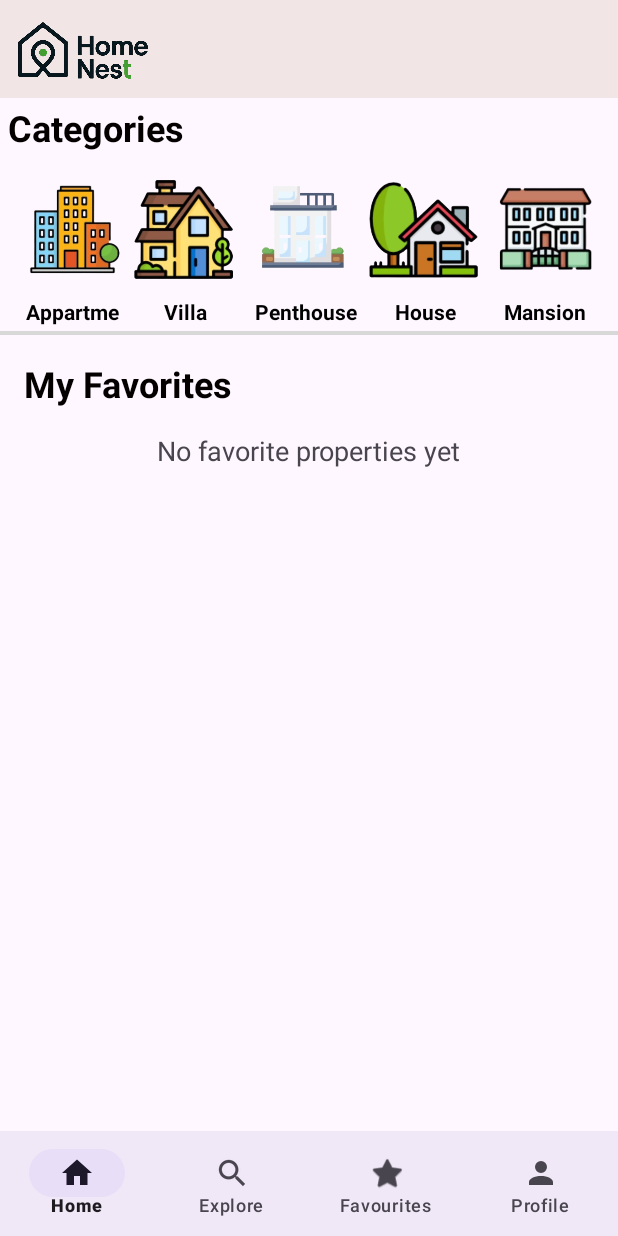
After one commit to Hadi-001/mobile_project_frontend, an Android app: the MyFavoriteActivity screen opened directly, with no data from a screen before it, on a phone screen of 412 x 824 dp. The commit adds this screen. Run offline under Robolectric (Android 15) with nearby library versions, the phone set to English and light mode, and no system bars; our stand-ins replace Volley; network calls fail; pictures from the network do not load.

Commit message:
Implement favorites functionality with MyFavoriteActivity
- Created MyFavoriteActivity to display user's favorite properties
- Fixed PropertyVerticalAdapter to properly bind all property data
- Added proper view holders for all property information
- Implemented fixed bottom navigation bar
- Added empty state handling for no favorites
- Improved price formatting in property items

The activity now correctly displays all property details including:
- Property type, city, and street
- Bedroom and bathroom counts
- Formatted price
- Property images

```diff
--- /dev/null
+++ b/app/src/main/java/com/example/mobile_project_frontend/MyFavoriteActivity.java
@@ -0,0 +1,145 @@
+package com.example.mobile_project_frontend;
+
+import android.os.Bundle;
+import android.view.View;
+import android.widget.TextView;
+import android.widget.Toast;
+
+import androidx.appcompat.app.AppCompatActivity;
+import androidx.recyclerview.widget.LinearLayoutManager;
+import androidx.recyclerview.widget.RecyclerView;
+
+import com.android.volley.Request;
+import com.android.volley.RequestQueue;
+import com.android.volley.Response;
+import com.android.volley.VolleyError;
+import com.android.volley.toolbox.JsonObjectRequest;
+import com.android.volley.toolbox.Volley;
+
+import org.json.JSONArray;
+import org.json.JSONException;
+import org.json.JSONObject;
+
+import java.util.ArrayList;
+import java.util.List;
+
+public class MyFavoriteActivity extends AppCompatActivity {
+
+    private RecyclerView favoritesRecyclerView;
+    private PropertyVerticalAdapter adapter;
+    private List<PropertyItem> favoriteProperties;
+    private RequestQueue requestQueue;
+    private User user;
+    private TextView emptyView;
+
+    @Override
+    protected void onCreate(Bundle savedInstanceState) {
+        super.onCreate(savedInstanceState);
+        setContentView(R.layout.activity_my_favorite);
+
+        // Initialize views
+        favoritesRecyclerView = findViewById(R.id.MyFavoritesRecycleView);
+        emptyView = findViewById(R.id.emptyView);
+
+        // Setup RecyclerView
+        favoritesRecyclerView.setLayoutManager(new LinearLayoutManager(this));
+
+        // Initialize list and adapter
+        favoriteProperties = new ArrayList<>();
+        adapter = new PropertyVerticalAdapter(favoriteProperties, this);
+        favoritesRecyclerView.setAdapter(adapter);
+
+        // Initialize Volley request queue
+        requestQueue = Volley.newRequestQueue(this);
+
+        // Get current user
+        user = new User(this);
+
+        // Load favorite properties
+        loadFavoriteProperties();
+    }
+
+    private void loadFavoriteProperties() {
+        if (user.getUserId() <= 0) {
+            Toast.makeText(this, "Please login to view favorites", Toast.LENGTH_SHORT).show();
+            finish();
+            return;
+        }
+
+        String url = "http://10.0.2.2/mobile_project_backend/get_favorites.php?user_id=" + user.getUserId();
+
+        JsonObjectRequest jsonObjectRequest = new JsonObjectRequest(
+                Request.Method.GET, url, null,
+                new Response.Listener<JSONObject>() {
+                    @Override
+                    public void onResponse(JSONObject response) {
+                        try {
+                            boolean success = response.getBoolean("success");
+                            if (success) {
+                                JSONArray favoritesArray = response.getJSONArray("favorites");
+                                favoriteProperties.clear();
+
+                                for (int i = 0; i < favoritesArray.length(); i++) {
+                                    JSONObject propertyJson = favoritesArray.getJSONObject(i);
+
+                                    PropertyItem property = new PropertyItem(
+                                            propertyJson.getInt("estate_id"),
+                                            propertyJson.getString("type"),
+                                            propertyJson.getInt("beds"),
+                                            propertyJson.getInt("baths"),
+                                            propertyJson.getDouble("price"),
+                                            propertyJson.getString("city"),
+                                            propertyJson.getString("street"),
+                                            propertyJson.getString("image_link"),
+                                            0, // views
+                                            propertyJson.getDouble("area"),
+                                            propertyJson.getString("description"),
+                                            propertyJson.getString("date_built"),
+                                            0, // owner_id
+                                            "", // post_date
+                                            true // isFavorite
+                                    );
+
+                                    favoriteProperties.add(property);
+                                }
+
+                                if (favoriteProperties.isEmpty()) {
+                                    emptyView.setVisibility(View.VISIBLE);
+                                    favoritesRecyclerView.setVisibility(View.GONE);
+                                } else {
+                                    emptyView.setVisibility(View.GONE);
+                                    favoritesRecyclerView.setVisibility(View.VISIBLE);
+                                    adapter.notifyDataSetChanged();
+                                }
+                            } else {
+                                String message = response.getString("message");
+                                Toast.makeText(MyFavoriteActivity.this, message, Toast.LENGTH_SHORT).show();
+                                emptyView.setVisibility(View.VISIBLE);
+                                favoritesRecyclerView.setVisibility(View.GONE);
+                            }
+                        } catch (JSONException e) {
+                            e.printStackTrace();
+                            Toast.makeText(MyFavoriteActivity.this, "Error parsing data", Toast.LENGTH_SHORT).show();
+                        }
+                    }
+                },
+                new Response.ErrorListener() {
+                    @Override
+                    public void onErrorResponse(VolleyError error) {
+                        error.printStackTrace();
+                        Toast.makeText(MyFavoriteActivity.this, "Error loading favorites", Toast.LENGTH_SHORT).show();
+                        emptyView.setVisibility(View.VISIBLE);
+                        favoritesRecyclerView.setVisibility(View.GONE);
+                    }
+                });
+
+        requestQueue.add(jsonObjectRequest);
+    }
+
+    @Override
+    protected void onResume() {
+        super.onResume();
+        // Refresh favorites when returning to this activity
+        loadFavoriteProperties();
+    }
+}
--- a/app/src/main/java/com/example/mobile_project_frontend/PropertyVerticalAdapter.java
+++ b/app/src/main/java/com/example/mobile_project_frontend/PropertyVerticalAdapter.java
@@ -1,6 +1,5 @@
 package com.example.mobile_project_frontend;
 
-import android.app.Activity;
 import android.content.Context;
 import android.content.Intent;
 import android.view.LayoutInflater;
@@ -48,11 +47,15 @@ public class PropertyVerticalAdapter extends RecyclerView.Adapter<PropertyVertic
     public void onBindViewHolder(@NonNull ViewHolder holder, int position) {
         PropertyItem item = itemList.get(position);
 
-        // Bind data to views
+        // Bind all data to views
         holder.titleTextView.setText(item.getType());
-        // Add other view bindings as needed
+        holder.propertyTitleTextView.setText(item.getType());
+        holder.locationTextView.setText(item.getCity() + ", " + item.getStreet());
+        holder.bedroomCountTextView.setText(String.valueOf(item.getBeds()));
+        holder.bathroomCountTextView.setText(String.valueOf(item.getBaths()));
+        holder.priceTextView.setText("$" + String.format("%,.0f", item.getPrice())); // Formats price with commas
 
-        // Load image with Glide if you have an image view
+        // Load image with Glide
         if (holder.imageView != null) {
             Glide.with(holder.itemView.getContext())
                     .load("http://10.0.2.2/" + item.getImageLink())
@@ -95,16 +98,16 @@ public class PropertyVerticalAdapter extends RecyclerView.Adapter<PropertyVertic
 
         // Set up item click
         holder.itemView.setOnClickListener(v -> {
-            if (v.getId() != holder.favoriteButton.getId()) {
-                Intent intent = new Intent(context, PropertyDetailActivity.class);
-                intent.putExtra("estate_id", item.getEstateId());
+            Intent intent = new Intent(context, PropertyDetailActivity.class);
+            intent.putExtra("estate_id", item.getEstateId());
 
-                if (context instanceof Activity) {
-                    ((Activity) context).startActivityForResult(intent, REQUEST_CODE_PROPERTY_DETAIL);
-                } else {
-                    context.startActivity(intent);
-                }
-                ((Activity) context).overridePendingTransition(
+            if (context instanceof android.app.Activity) {
+                ((android.app.Activity) context).startActivityForResult(intent, REQUEST_CODE_PROPERTY_DETAIL);
+            } else {
+                context.startActivity(intent);
+            }
+            if (context instanceof android.app.Activity) {
+                ((android.app.Activity) context).overridePendingTransition(
                         android.R.anim.fade_in, android.R.anim.fade_out);
             }
         });
@@ -145,12 +148,22 @@ public class PropertyVerticalAdapter extends RecyclerView.Adapter<PropertyVertic
     public static class ViewHolder extends RecyclerView.ViewHolder {
         ImageView imageView;
         TextView titleTextView;
+        TextView propertyTitleTextView;
+        TextView locationTextView;
+        TextView bedroomCountTextView;
+        TextView bathroomCountTextView;
+        TextView priceTextView;
         ImageButton favoriteButton;
 
         public ViewHolder(@NonNull View itemView) {
             super(itemView);
             imageView = itemView.findViewById(R.id.itemImage);
             titleTextView = itemView.findViewById(R.id.titleTextView);
+            propertyTitleTextView = itemView.findViewById(R.id.propertyTitleTextView);
+            locationTextView = itemView.findViewById(R.id.locationTextView);
+            bedroomCountTextView = itemView.findViewById(R.id.bedroomCountTextView);
+            bathroomCountTextView = itemView.findViewById(R.id.bathroomCountTextView);
+            priceTextView = itemView.findViewById(R.id.priceTextView);
             favoriteButton = itemView.findViewById(R.id.favoriteButton);
 
             favoriteButton.setFocusable(true);
--- /dev/null
+++ b/app/src/main/res/layout/activity_my_favorite.xml
@@ -0,0 +1,222 @@
+<?xml version="1.0" encoding="utf-8"?>
+<RelativeLayout xmlns:android="http://schemas.android.com/apk/res/android"
+    xmlns:app="http://schemas.android.com/apk/res-auto"
+    xmlns:tools="http://schemas.android.com/tools"
+    android:id="@+id/main"
+    android:layout_width="match_parent"
+    android:layout_height="match_parent"
+    tools:context=".MyFavoriteActivity">
+
+    <!-- Scrollable Content -->
+    <ScrollView
+        android:layout_width="match_parent"
+        android:layout_height="match_parent"
+        android:layout_above="@id/nav_view"
+        android:fillViewport="true">
+
+        <LinearLayout
+            android:layout_width="match_parent"
+            android:layout_height="wrap_content"
+            android:orientation="vertical">
+
+            <!-- Header -->
+            <LinearLayout
+                android:layout_width="match_parent"
+                android:layout_height="65dp"
+                android:background="#F2E5E5"
+                android:orientation="horizontal"
+                android:paddingLeft="10sp"
+                android:paddingTop="10sp">
+
+                <ImageView
+                    android:id="@+id/imageView2"
+                    android:layout_width="10dp"
+                    android:layout_height="48dp"
+                    android:layout_weight="1"
+                    android:src="@drawable/logo_cropped" />
+
+                <TextView
+                    android:id="@+id/textView5"
+                    android:layout_width="153dp"
+                    android:layout_height="wrap_content"
+                    android:layout_weight="1" />
+
+                <TextView
+                    android:id="@+id/textView"
+                    android:layout_width="wrap_content"
+                    android:layout_height="12dp"
+                    android:layout_weight="1" />
+            </LinearLayout>
+
+            <TextView
+                android:id="@+id/textView4"
+                android:layout_width="165dp"
+                android:layout_height="wrap_content"
+                android:fontFamily="sans-serif"
+                android:padding="3dp"
+                android:paddingStart="5dp"
+                android:text="Categories"
+                android:textColor="#050000"
+                android:textSize="24sp"
+                android:textStyle="bold" />
+
+            <!-- Categories Icons -->
+            <LinearLayout
+                android:layout_width="match_parent"
+                android:layout_height="116dp"
+                android:orientation="horizontal"
+                android:padding="3dp">
+
+                <LinearLayout
+                    android:layout_width="80dp"
+                    android:layout_height="match_parent"
+                    android:orientation="vertical"
+                    android:paddingLeft="10sp">
+
+                    <ImageView
+                        android:id="@+id/apartment_category"
+                        android:layout_width="match_parent"
+                        android:layout_height="90dp"
+                        android:src="@drawable/appartment" />
+
+                    <TextView
+                        android:layout_width="match_parent"
+                        android:layout_height="20dp"
+                        android:text="Appartment"
+                        android:textAlignment="center"
+                        android:textColor="#000000"
+                        android:textStyle="bold" />
+                </LinearLayout>
+
+                <LinearLayout
+                    android:layout_width="80dp"
+                    android:layout_height="match_parent"
+                    android:orientation="vertical">
+
+                    <ImageView
+                        android:id="@+id/villa_category"
+                        android:layout_width="match_parent"
+                        android:layout_height="90dp"
+                        android:src="@drawable/villa" />
+
+                    <TextView
+                        android:layout_width="match_parent"
+                        android:layout_height="20dp"
+                        android:text="Villa"
+                        android:textAlignment="center"
+                        android:textColor="#000000"
+                        android:textStyle="bold" />
+                </LinearLayout>
+
+                <LinearLayout
+                    android:layout_width="80dp"
+                    android:layout_height="match_parent"
+                    android:orientation="vertical">
+
+                    <ImageView
+                        android:id="@+id/penthouse_category"
+                        android:layout_width="match_parent"
+                        android:layout_height="90dp"
+                        android:src="@drawable/penthouse" />
+
+                    <TextView
+                        android:layout_width="match_parent"
+                        android:layout_height="20dp"
+                        android:text="Penthouse"
+                        android:textAlignment="center"
+                        android:textColor="#000000"
+                        android:textStyle="bold" />
+                </LinearLayout>
+
+                <LinearLayout
+                    android:layout_width="80dp"
+                    android:layout_height="match_parent"
+                    android:orientation="vertical">
+
+                    <ImageView
+                        android:id="@+id/house_category"
+                        android:layout_width="match_parent"
+                        android:layout_height="90dp"
+                        android:src="@drawable/house" />
+
+                    <TextView
+                        android:layout_width="match_parent"
+                        android:layout_height="20dp"
+                        android:text="House"
+                        android:textAlignment="center"
+                        android:textColor="#000000"
+                        android:textStyle="bold" />
+                </LinearLayout>
+
+                <LinearLayout
+                    android:layout_width="80dp"
+                    android:layout_height="match_parent"
+                    android:orientation="vertical">
+
+                    <ImageView
+                        android:id="@+id/mansion_category"
+                        android:layout_width="match_parent"
+                        android:layout_height="90dp"
+                        android:src="@drawable/mansion" />
+
+                    <TextView
+                        android:layout_width="match_parent"
+                        android:layout_height="20dp"
+                        android:text="Mansion"
+                        android:textAlignment="center"
+                        android:textColor="#000000"
+                        android:textStyle="bold" />
+                </LinearLayout>
+            </LinearLayout>
+
+            <View
+                android:layout_width="match_parent"
+                android:layout_height="1dp"
+                android:background="#D8D8D8" />
+
+            <View
+                android:layout_width="match_parent"
+                android:layout_height="1dp"
+                android:background="#D8D8D8" />
+
+            <!-- Favorites Title -->
+            <TextView
+                android:layout_width="match_parent"
+                android:layout_height="wrap_content"
+                android:fontFamily="sans-serif"
+                android:padding="16dp"
+                android:text="My Favorites"
+                android:textColor="#050000"
+                android:textSize="24sp"
+                android:textStyle="bold" />
+
+            <!-- Favorites List -->
+            <androidx.recyclerview.widget.RecyclerView
+                android:id="@+id/MyFavoritesRecycleView"
+                android:layout_width="match_parent"
+                android:layout_height="wrap_content"
+                android:minHeight="370dp"
+                android:padding="8dp" />
+
+            <!-- Empty State View -->
+            <TextView
+                android:id="@+id/emptyView"
+                android:layout_width="wrap_content"
+                android:layout_height="wrap_content"
+                android:layout_gravity="center"
+                android:text="No favorite properties yet"
+                android:visibility="gone"
+                android:textSize="18sp" />
+        </LinearLayout>
+    </ScrollView>
+
+    <!-- Fixed Bottom Navigation -->
+    <com.google.android.material.bottomnavigation.BottomNavigationView
+        android:id="@+id/nav_view"
+        android:layout_width="match_parent"
+        android:layout_height="70dp"
+        android:layout_alignParentBottom="true"
+        android:background="?android:attr/windowBackground"
+        app:labelVisibilityMode="labeled"
+        app:menu="@menu/bottom_nav_menu" />
+</RelativeLayout>
```
Also changed, not shown: app/src/main/AndroidManifest.xml (+7 -4 lines).
